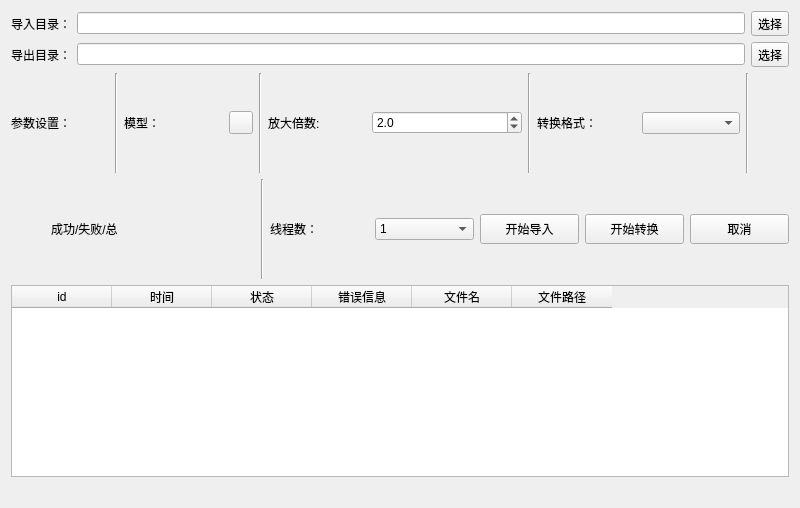
First picture: the form in ui/ui_batch_sr.ui, repository tonquer/picacg-qt, before the edit.
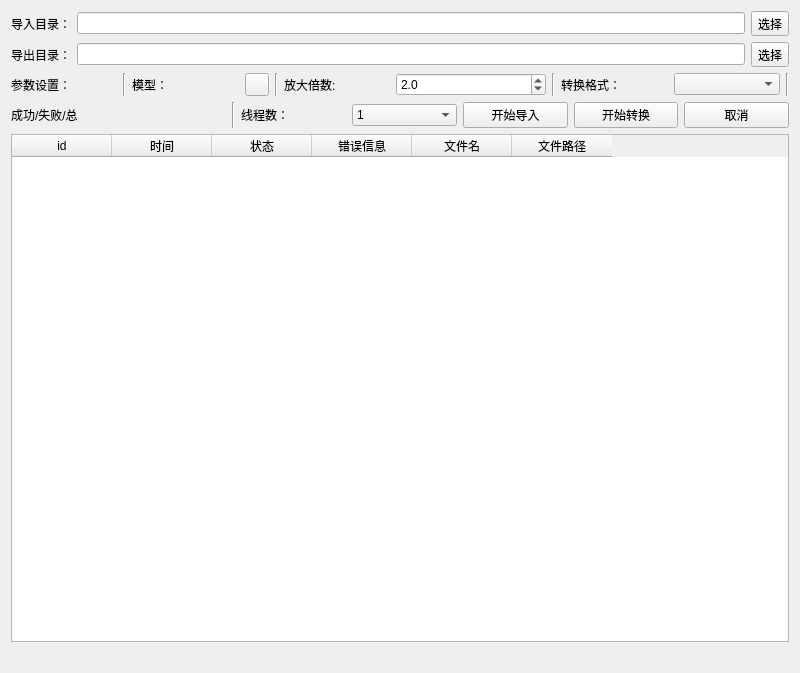
Second picture: the form after the edit. Custom widgets are drawn as their Qt base class.

The edit to the form file:
```diff
--- a/ui/ui_batch_sr.ui
+++ b/ui/ui_batch_sr.ui
@@ -7,7 +7,7 @@
     <x>0</x>
     <y>0</y>
     <width>800</width>
-    <height>508</height>
+    <height>673</height>
    </rect>
   </property>
   <property name="windowTitle">
@@ -170,36 +170,10 @@
        </property>
       </widget>
      </item>
-     <item>
-      <spacer name="horizontalSpacer_3">
-       <property name="orientation">
-        <enum>Qt::Orientation::Vertical</enum>
-       </property>
-       <property name="sizeHint" stdset="0">
-        <size>
-         <width>40</width>
-         <height>20</height>
-        </size>
-       </property>
-      </spacer>
-     </item>
     </layout>
    </item>
    <item>
     <layout class="QHBoxLayout" name="horizontalLayout_4">
-     <item>
-      <spacer name="horizontalSpacer_4">
-       <property name="orientation">
-        <enum>Qt::Orientation::Vertical</enum>
-       </property>
-       <property name="sizeHint" stdset="0">
-        <size>
-         <width>40</width>
-         <height>20</height>
-        </size>
-       </property>
-      </spacer>
-     </item>
      <item>
       <widget class="QLabel" name="label_4">
        <property name="text">
@@ -330,6 +304,12 @@
    </item>
    <item>
     <widget class="BaseTableWidget" name="tableWidget">
+     <property name="sizePolicy">
+      <sizepolicy hsizetype="Expanding" vsizetype="Expanding">
+       <horstretch>0</horstretch>
+       <verstretch>0</verstretch>
+      </sizepolicy>
+     </property>
      <column>
       <property name="text">
        <string>id</string>
```
